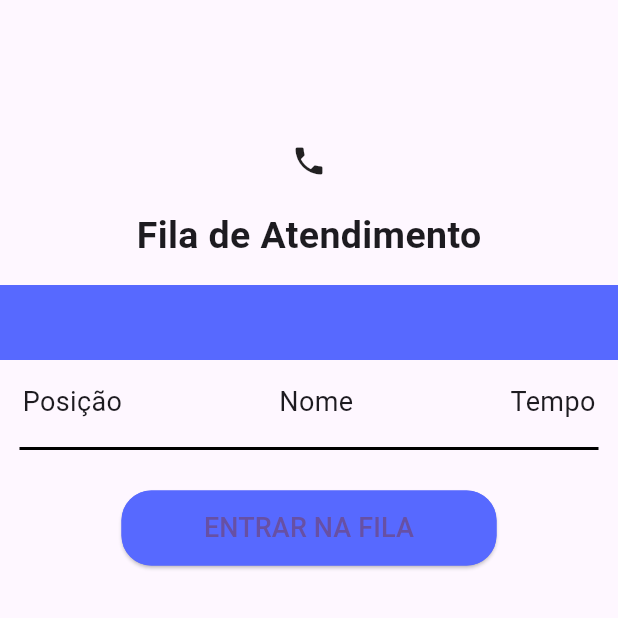
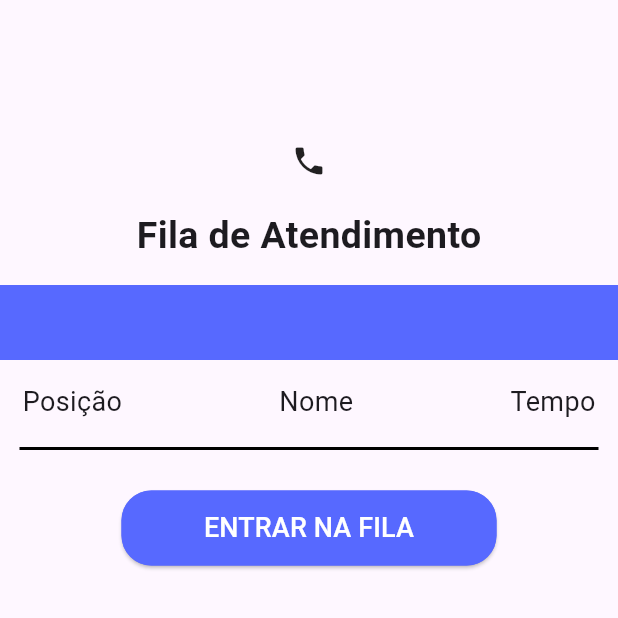
Before and after one commit to AlbertoDoc/atendimento-ao-coordenador, a Flutter app: the QueuePage screen opened directly with empty values, after a tap on "ENTRAR NA FILA", on a phone screen of 412 x 824 dp, the top half of it. Run offline on Flutter 3.47's test engine with Material 3 defaults, Android fonts, the phone set to English and light mode, and no system bars; our stand-ins replace auto_size_text, shared_preferences; accounts and stored records are empty; network calls fail.

Commit message:
feature: Entrando na fila com usuario logado

```diff
--- a/lib/features/login/login_screen.dart
+++ b/lib/features/login/login_screen.dart
@@ -81,7 +81,7 @@ class _LoginPageState extends State<LoginPage> {
                   },
                   child: Text(
                     "Entrar",
-                    style: TextStyle(fontSize: 18),
+                    style: TextStyle(fontSize: 18, color: Colors.white),
                   ))
             ],
           ),
--- a/lib/features/queue/queue_controller.dart
+++ b/lib/features/queue/queue_controller.dart
@@ -49,7 +49,6 @@ class QueueImpl extends QueueController {
   @override
   void onCoordinatorNameChange(String universityId, String coordinatorId) {
     LineService.getCoordinator(universityId, coordinatorId).then((value) {
-      print(value);
       _coordinatorNameController.sink.add(value);
     });
   }
--- a/lib/features/queue/queue_screen.dart
+++ b/lib/features/queue/queue_screen.dart
@@ -57,7 +57,9 @@ class _QueuePageState extends State<QueuePage> {
         stream: _controller.universityInfoState,
         builder: (context, snapshot) {
           final university = snapshot.data;
-          return Column(
+          return Padding(
+            padding: const EdgeInsets.only(left: 16, right: 16),
+            child: Column(
               children: [
                 Text(
                   university == null ? "" : university.name,
@@ -80,6 +82,7 @@ class _QueuePageState extends State<QueuePage> {
                   ],
                 )
               ],
+            ),
           );
         });
   }
@@ -179,9 +182,7 @@ class _QueuePageState extends State<QueuePage> {
                     borderRadius: BorderRadius.circular(20),
                     side: BorderSide(color: AttendColors.unity_container)))),
             onPressed: () {
-              QueueService.enterInQueue(
-                      lineId, "e3a3bd68-c460-49ea-b19f-20ae98e766be")
-                  .then((statusCode) {
+              QueueService.enterInQueue(lineId).then((statusCode) {
                 if (statusCode == 201) {
                   _controller.onStudentListChange(
                       widget.universityId, widget.coordinatorId);
@@ -193,7 +194,7 @@ class _QueuePageState extends State<QueuePage> {
             },
             child: Text(
               "ENTRAR NA FILA",
-              style: TextStyle(fontSize: 18),
+              style: TextStyle(fontSize: 18, color: Colors.white),
             )),
       ),
     );
--- a/lib/services/login_service.dart
+++ b/lib/services/login_service.dart
@@ -15,7 +15,8 @@ class LoginService {
 
     if (response.statusCode == 200) {
       final SharedPreferences prefs = await SharedPreferences.getInstance();
-      await prefs.setString('id', jsonDecode(response.body)["data"]["id"]);
+      await prefs.setString(
+          'id', jsonDecode(response.body)["data"]["patientId"]);
     }
 
     return response.statusCode;
--- a/lib/services/queue_service.dart
+++ b/lib/services/queue_service.dart
@@ -2,10 +2,14 @@ import 'dart:convert';
 
 import 'package:attend/services/API.dart';
 import 'package:http/http.dart' as http;
+import 'package:shared_preferences/shared_preferences.dart';
 
 class QueueService {
-  static Future<int> enterInQueue(String lineId, String studentId) async {
+  static Future<int> enterInQueue(String lineId) async {
     int statusCode = -1;
+
+    final SharedPreferences prefs = await SharedPreferences.getInstance();
+    var studentId = prefs.getString("id");
 
     await http
         .post(
```
Also changed, not shown: lib/features/universityOverview/university_overview_controller.dart (+10 -9 lines), lib/features/universityOverview/university_overview_screen.dart (+5 -2 lines), 11 other files. Lines whose indentation alone changed are shown as unchanged.
